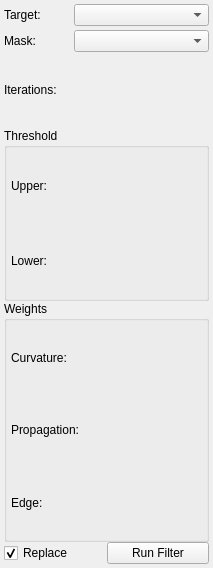
This is src/Interface/ToolInterface/ThresholdSegmentationLSFilterInterface.ui in SCIInstitute/Seg3D as Qt 5 draws it before an edit. The edited form follows.
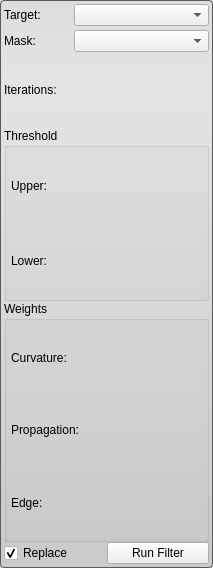
This is the edited form.

Commit message: updates to all tool interfaces

Diff of the .ui file:
```diff
--- a/src/Interface/ToolInterface/ThresholdSegmentationLSFilterInterface.ui
+++ b/src/Interface/ToolInterface/ThresholdSegmentationLSFilterInterface.ui
@@ -37,6 +37,13 @@
   <property name="windowTitle">
    <string>Threshold Segmentation Level Set Filter</string>
   </property>
+  <property name="styleSheet">
+   <string notr="true">QWidget#ThresholdSegmentationLSFilterInterface{
+  border-radius: 4px;
+  border: 1px solid rgb(90, 90, 90);
+  background-color: qlineargradient(spread:pad, x1:0.5, y1:0, x2:0.5, y2:0.960227, stop:0 rgba(221, 221, 221, 255), stop:0.155779 rgba(228, 228, 228, 255), stop:1 rgba(202, 204, 204, 255));      
+}</string>
+  </property>
   <layout class="QVBoxLayout" name="verticalLayout_3">
    <property name="spacing">
     <number>0</number>
```
The commit also changes 26 other files.
